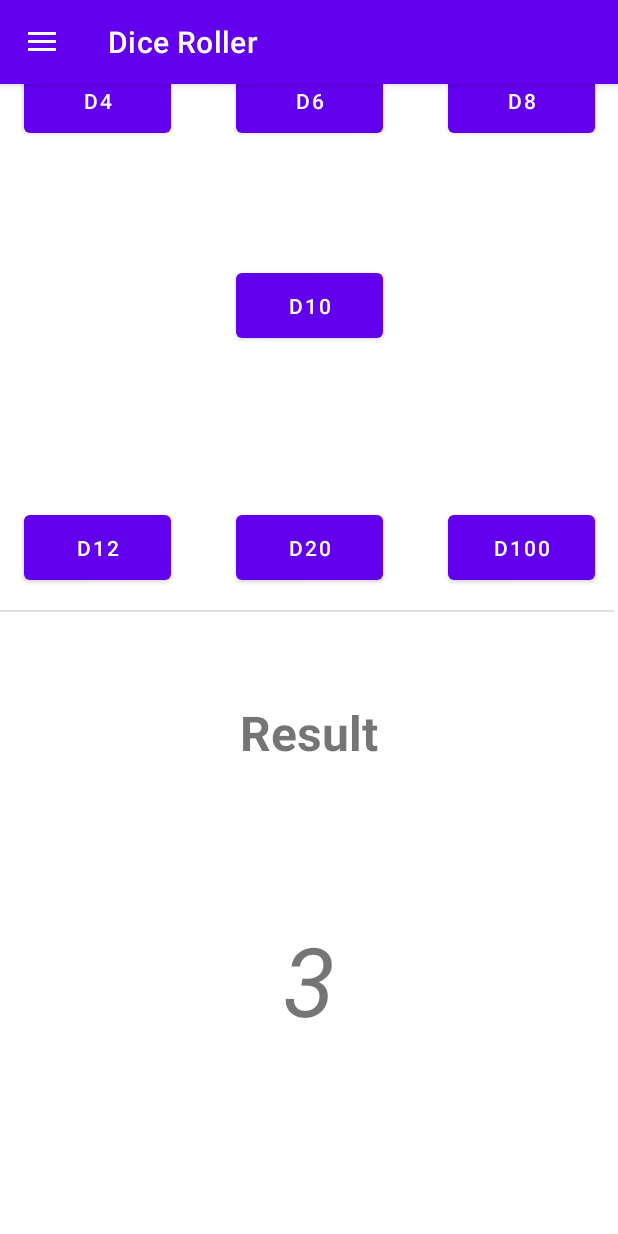
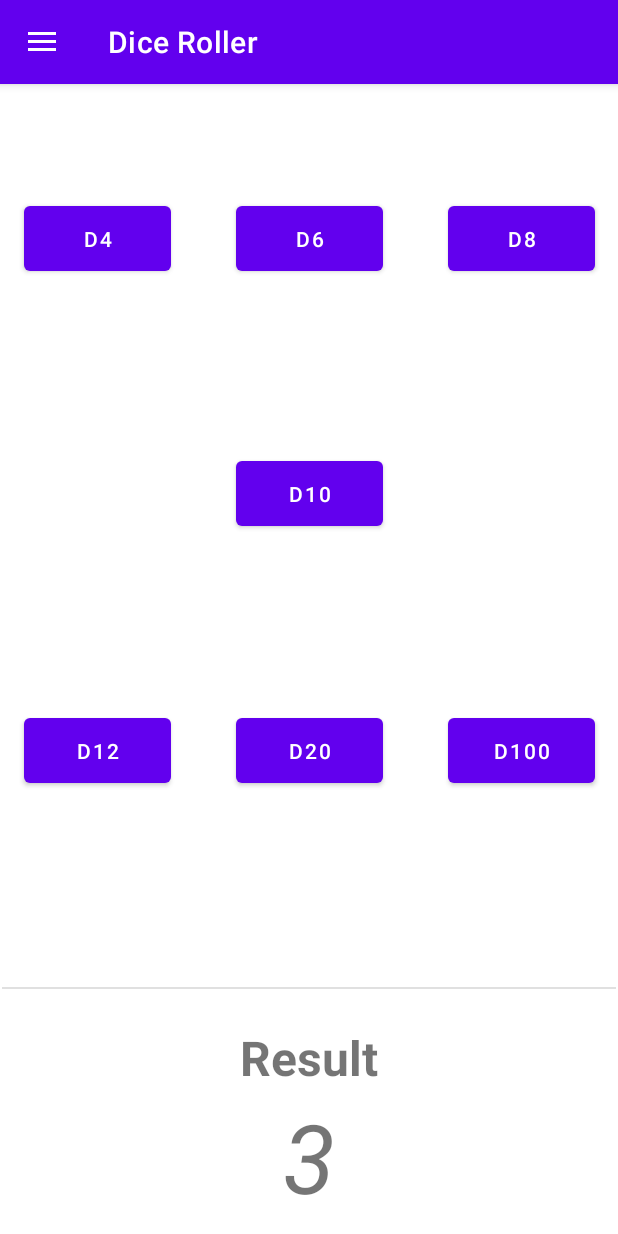
Before and after one commit to Kelsoadam/Final-Year-Project, an Android app: the DiceRollerActivity screen opened directly, with no data from a screen before it, after a tap on "D4", on a phone screen of 412 x 824 dp. Run offline under Robolectric (Android 15) with nearby library versions, the phone set to English and light mode, and no system bars.

Commit message:
Patched issue with DiceRoller layout were top buttons would display too close to page header

```diff
--- a/Mobile App/ProjectApp/app/src/main/res/layout/activity_dice_roller.xml
+++ b/Mobile App/ProjectApp/app/src/main/res/layout/activity_dice_roller.xml
@@ -11,11 +11,12 @@
         android:id="@+id/divider"
         android:layout_width="409dp"
         android:layout_height="1dp"
-        android:layout_marginBottom="416dp"
         android:background="?android:attr/listDivider"
         app:layout_constraintBottom_toBottomOf="parent"
-        app:layout_constraintTop_toBottomOf="@+id/d12button"
-        tools:layout_editor_absoluteX="1dp" />
+        app:layout_constraintEnd_toEndOf="parent"
+        app:layout_constraintStart_toStartOf="parent"
+        app:layout_constraintTop_toTopOf="parent"
+        app:layout_constraintVertical_bias="0.8" />
 
     <Button
         android:id="@+id/d4button"
@@ -24,7 +25,6 @@
         android:layout_marginStart="16dp"
         android:layout_marginTop="16dp"
         android:layout_marginEnd="43dp"
-        android:layout_marginBottom="58dp"
         android:onClick="onClick"
         android:text="D4"
         app:layout_constraintBottom_toTopOf="@+id/d10button"
@@ -38,7 +38,6 @@
         android:layout_width="98dp"
         android:layout_height="55dp"
         android:layout_marginTop="16dp"
-        android:layout_marginBottom="58dp"
         android:onClick="onClick"
         android:text="D6"
         app:layout_constraintBottom_toTopOf="@+id/d10button"
@@ -52,7 +51,6 @@
         android:layout_height="55dp"
         android:layout_marginStart="43dp"
         android:layout_marginTop="16dp"
-        android:layout_marginBottom="58dp"
         android:onClick="onClick"
         android:text="D8"
         app:layout_constraintBottom_toTopOf="@+id/d10button"
@@ -77,7 +75,7 @@
         android:layout_height="55dp"
         android:layout_marginStart="16dp"
         android:layout_marginEnd="43dp"
-        android:layout_marginBottom="14dp"
+        android:layout_marginBottom="130dp"
         android:onClick="onClick"
         android:text="D12"
         app:layout_constraintBottom_toTopOf="@+id/divider"
@@ -89,7 +87,7 @@
         android:id="@+id/d20button"
         android:layout_width="98dp"
         android:layout_height="55dp"
-        android:layout_marginBottom="14dp"
+        android:layout_marginBottom="130dp"
         android:onClick="onClick"
         android:text="D20"
         app:layout_constraintBottom_toTopOf="@+id/divider"
@@ -102,7 +100,7 @@
         android:layout_height="55dp"
         android:layout_marginStart="43dp"
         android:layout_marginEnd="16dp"
-        android:layout_marginBottom="14dp"
+        android:layout_marginBottom="130dp"
         android:onClick="onClick"
         android:text="D100"
         app:layout_constraintBottom_toTopOf="@+id/divider"
@@ -114,20 +112,22 @@
         android:id="@+id/textResult"
         android:layout_width="wrap_content"
         android:layout_height="wrap_content"
-        android:layout_marginTop="60dp"
         android:text="Result"
         android:textSize="32dp"
         android:textStyle="bold"
+        app:layout_constraintBottom_toBottomOf="parent"
         app:layout_constraintEnd_toEndOf="parent"
         app:layout_constraintStart_toStartOf="parent"
-        app:layout_constraintTop_toTopOf="@+id/divider" />
+        app:layout_constraintTop_toBottomOf="@+id/divider"
+        app:layout_constraintVertical_bias="0.2"
+        />
 
     <TextView
         android:id="@+id/textRollResult"
         android:layout_width="wrap_content"
         android:layout_height="wrap_content"
-        android:layout_marginTop="100dp"
-        android:text=""
+        android:layout_marginTop="1dp"
+        android:text="Roll a die!"
         android:textSize="64dp"
         android:textStyle="italic"
         app:layout_constraintEnd_toEndOf="parent"
```
